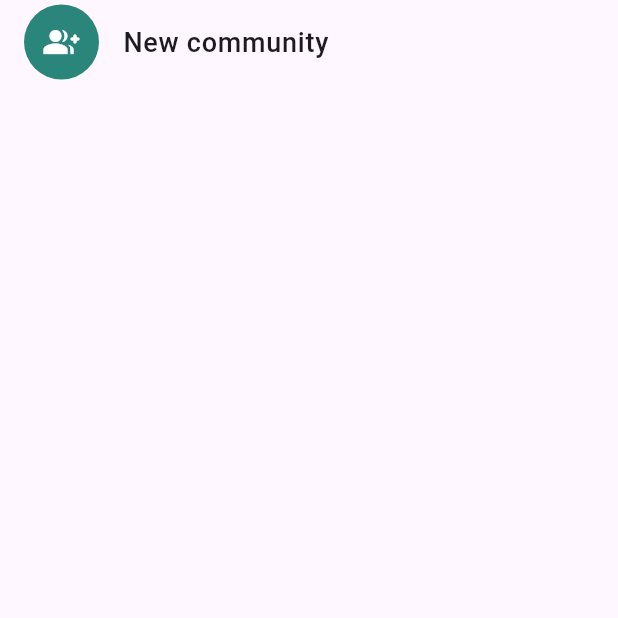
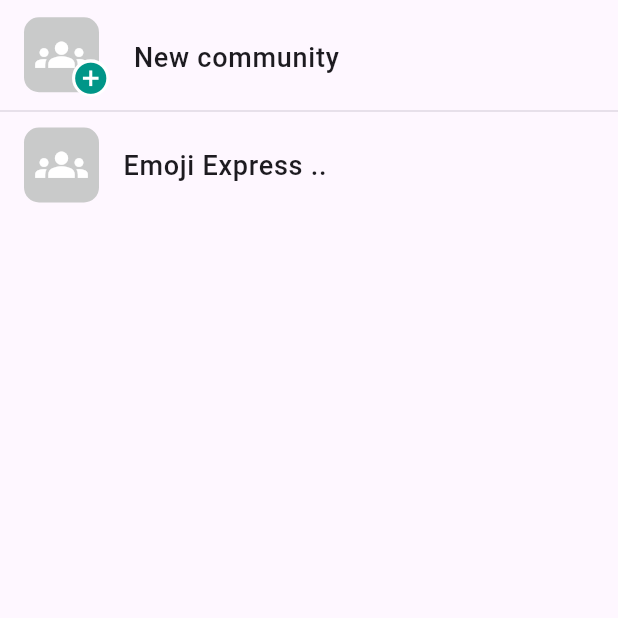
Before and after one commit to codecreatorskr/whatsapp_clone, a Flutter app: the CommunityTabBar screen opened directly, on a phone screen of 412 x 824 dp, the top half of it. Run offline on Flutter 3.47's test engine with Material 2 defaults, Android fonts, the phone set to English and light mode, and no system bars.

Commit message:
Fix Appbar Error or ListViewBuilder error or add community list

```diff
--- a/lib/main.dart
+++ b/lib/main.dart
@@ -42,9 +42,7 @@ class MyApp extends StatelessWidget {
           iconTheme: IconThemeData(color: Colors.white),
         ),
       ),
-      home: const Scaffold(
-        body: WhatsAppLandingScreen(),
-      ),
+      home: const WhatsAppLandingScreen(),
     );
   }
 }
--- a/lib/tabbar/chat_tab.dart
+++ b/lib/tabbar/chat_tab.dart
@@ -33,6 +33,8 @@ class _ChatTabBarScreenState extends State<ChatTabBarScreen> {
       ),
 
       body: ListView.builder(
+        physics: const NeverScrollableScrollPhysics(),
+        padding: EdgeInsets.zero,
         itemCount: chatList.length,
         itemBuilder: (BuildContext context, int index) {
           return ListTile(
--- a/lib/tabbar/community_tab.dart
+++ b/lib/tabbar/community_tab.dart
@@ -8,29 +8,71 @@ class CommunityTabBar extends StatelessWidget {
   @override
   Widget build(BuildContext context) {
     return Scaffold(
-      body: ListView.builder(
-        itemCount: 1,
-        itemBuilder: (context, index) {
-          return Column(
+      body: Column(
         children: [
+          Padding(
+            padding: const EdgeInsets.only(top: 10),
+            child: ListTile(
+              iconColor: Colors.white,
+              leading: Stack(
+                children: [
+                  Container(
+                    height: 50,
+                    width: 50,
+                    decoration: const BoxDecoration(
+                      borderRadius: BorderRadius.all(Radius.circular(10)),
+                      color: Color.fromARGB(251, 200, 201, 201),
+                    ),
+                    child: const Icon(
+                      Icons.groups,
+                      size: 35,
+                    ),
+                  ),
+                  Padding(
+                    padding: const EdgeInsets.only(left: 32, top: 28),
+                    child: Container(
+                      decoration: BoxDecoration(
+                        borderRadius: BorderRadius.circular(50),
+                        color: Colors.white,
+                      ),
+                      child: const Icon(
+                        Icons.add_circle,
+                        size: 25,
+                        color: Colors.teal,
+                      ),
+                    ),
+                  ),
+                ],
+              ),
+              title: const Text(
+                "New community",
+                style: TextStyle(fontWeight: FontWeight.w500, fontSize: 18),
+              ),
+            ),
+          ),
+          const Divider(
+            thickness: 0.6,
+          ),
           ListTile(
             iconColor: Colors.white,
             leading: Container(
               height: 50,
               width: 50,
               decoration: const BoxDecoration(
-                      shape: BoxShape.circle,
-                      color: Color.fromARGB(253, 40, 132, 122),
+                borderRadius: BorderRadius.all(Radius.circular(10)),
+                color: Color.fromARGB(251, 200, 201, 201),
               ),
-                    child: const Icon(Icons.group_add_rounded)),
+              child: const Icon(
+                Icons.groups,
+                size: 35,
+              ),
+            ),
             title: const Text(
-                  "New community",
+              "Emoji Express ..",
               style: TextStyle(fontWeight: FontWeight.w500, fontSize: 18),
             ),
           ),
         ],
-          );
-        },
       ),
     );
   }
--- a/lib/tabbar/status_tab.dart
+++ b/lib/tabbar/status_tab.dart
@@ -98,12 +98,13 @@ class StatusBody extends StatelessWidget {
             subtitle: const Text("Tap to add status update"),
           ),
           const Padding(
-            padding: EdgeInsets.only(left: 22, top: 8),
+            padding: EdgeInsets.symmetric(vertical: 5, horizontal: 20),
             child: Text("Recent updates"),
           ),
 
           // recent Icon(icon)
           ListView.builder(
+            padding: EdgeInsets.zero,
             shrinkWrap: true,
             physics: const NeverScrollableScrollPhysics(),
             itemCount: 3,
@@ -136,11 +137,12 @@ class StatusBody extends StatelessWidget {
             },
           ),
           const Padding(
-            padding: EdgeInsets.only(top: 12, left: 22),
+            padding: EdgeInsets.symmetric(vertical: 5, horizontal: 20),
             child: Text('Viewed updates'),
           ),
 
           ListView.builder(
+            padding: EdgeInsets.zero,
             physics: const NeverScrollableScrollPhysics(),
             shrinkWrap: true,
             itemCount: 5,
```
Also changed, not shown: lib/screens/landing_screen.dart (+21 -4 lines), lib/tabbar/calls_tab.dart (+7 -3 lines). Lines whose indentation alone changed are shown as unchanged.
